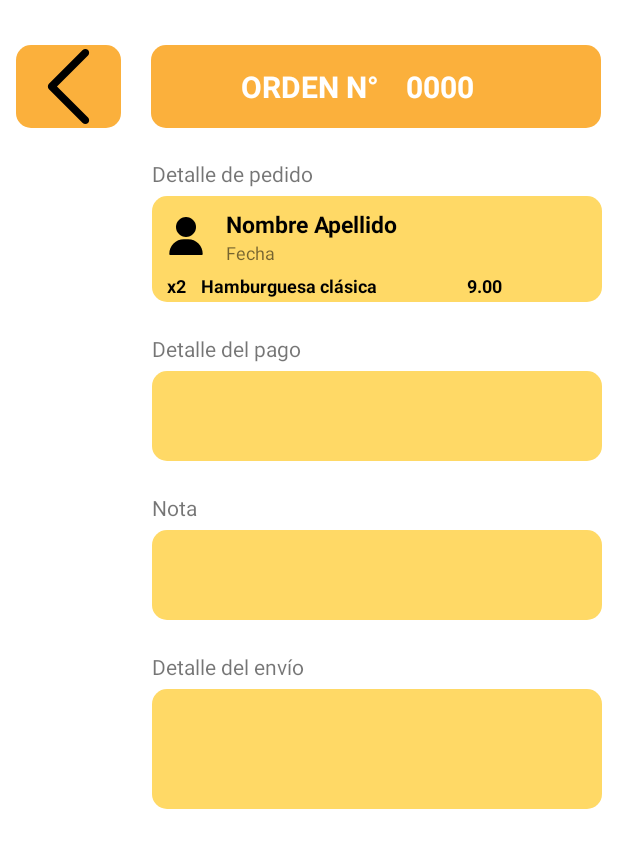
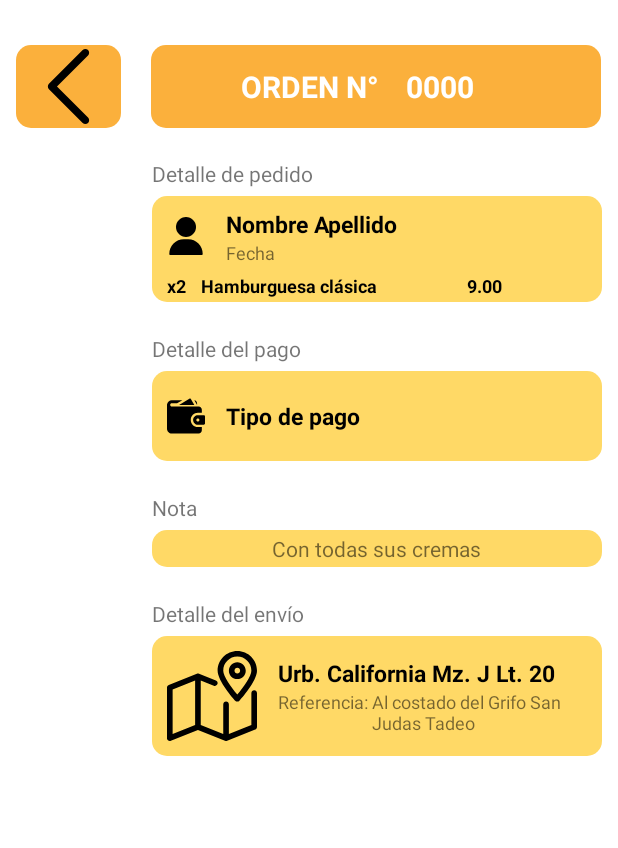
Before and after one commit to Longobardi-19/FastFood, an Android app: the OrderActivity screen opened directly, with no data from a screen before it, on a phone screen of 412 x 824 dp. Shown: the top 848 px of the screen. Run offline under Robolectric (Android 15) with nearby library versions, the phone set to English and light mode, and no system bars; our stand-ins replace Room's generated code; 12 statements that could not run were skipped.

Commit message:
avance 1.9.2

```diff
--- /dev/null
+++ b/app/src/main/res/drawable/ic_map.xml
@@ -0,0 +1,15 @@
+<vector xmlns:android="http://schemas.android.com/apk/res/android"
+    android:width="512.032dp"
+    android:height="512.032dp"
+    android:viewportWidth="512.032"
+    android:viewportHeight="512.032">
+  <path
+      android:fillColor="#FF000000"
+      android:pathData="M496.016,224c-8.832,0 -16,7.168 -16,16v181.184l-128,51.2V304c0,-8.832 -7.168,-16 -16,-16c-8.832,0 -16,7.168 -16,16v168.352l-128,-51.2V167.648l74.144,29.664c8.096,3.264 17.504,-0.704 20.8,-8.928c3.296,-8.192 -0.704,-17.504 -8.928,-20.8l-95.776,-38.336c0,0 0,0 -0.032,0l-0.256,-0.096c-3.808,-1.536 -8.064,-1.536 -11.872,0l-0.288,0.096c0,0 0,0 -0.032,0L10.064,193.152C4.016,195.584 0.016,201.44 0.016,208v288c0,5.312 2.656,10.272 7.04,13.248c2.688,1.824 5.792,2.752 8.96,2.752c2.016,0 4.032,-0.384 5.952,-1.152l154.048,-61.6l153.76,61.504c0,0 0,0 0.032,0l0.288,0.128c3.808,1.536 8.064,1.536 11.872,0l0.288,-0.128c0,0 0,0 0.032,0L502,446.88c6.016,-2.464 10.016,-8.32 10.016,-14.88V240C512.016,231.168 504.848,224 496.016,224zM160.016,421.152l-128,51.2V218.816l128,-51.2V421.152z"/>
+  <path
+      android:fillColor="#FF000000"
+      android:pathData="M400.016,64c-26.464,0 -48,21.536 -48,48s21.536,48 48,48s48,-21.536 48,-48S426.48,64 400.016,64zM400.016,128c-8.832,0 -16,-7.168 -16,-16c0,-8.832 7.168,-16 16,-16c8.832,0 16,7.168 16,16C416.016,120.832 408.848,128 400.016,128z"/>
+  <path
+      android:fillColor="#FF000000"
+      android:pathData="M400.016,0c-61.76,0 -112,50.24 -112,112c0,57.472 89.856,159.264 100.096,170.688c3.04,3.36 7.36,5.312 11.904,5.312s8.864,-1.952 11.904,-5.312C422.16,271.264 512.016,169.472 512.016,112C512.016,50.24 461.776,0 400.016,0zM400.016,247.584c-34.944,-41.44 -80,-105.056 -80,-135.584c0,-44.096 35.904,-80 80,-80s80,35.904 80,80C480.016,142.496 434.96,206.144 400.016,247.584z"/>
+</vector>
--- /dev/null
+++ b/app/src/main/res/drawable/ic_wallet.xml
@@ -0,0 +1,15 @@
+<vector xmlns:android="http://schemas.android.com/apk/res/android"
+    android:width="512dp"
+    android:height="512dp"
+    android:viewportWidth="24"
+    android:viewportHeight="24">
+  <path
+      android:fillColor="#FF000000"
+      android:pathData="m17.27,5.009 l-2.123,-3.637c-0.101,-0.173 -0.267,-0.299 -0.461,-0.349 -0.193,-0.048 -0.4,-0.02 -0.572,0.083l-6.49,3.894z"/>
+  <path
+      android:fillColor="#FF000000"
+      android:pathData="m3,6c-0.55,0 -1,-0.45 -1,-1s0.45,-1 1,-1h3.37l3.34,-2h-6.71c-1.48,0 -2.71,1.08 -2.95,2.5 -0.02,0.08 -0.05,0.16 -0.05,0.25v15.25c0,1.65 1.35,3 3,3h17c1.1,0 2,-0.9 2,-2v-2h-2.5c-2.48,0 -4.5,-2.02 -4.5,-4.5s2.02,-4.5 4.5,-4.5h2.5v-2c0,-1.1 -0.9,-2 -2,-2zM19,4c0,-1.01 -0.75,-1.85 -1.73,-1.98l1.73,2.98z"/>
+  <path
+      android:fillColor="#FF000000"
+      android:pathData="m23.25,11.5h-3.75c-1.654,0 -3,1.346 -3,3s1.346,3 3,3h3.75c0.414,0 0.75,-0.336 0.75,-0.75v-4.5c0,-0.414 -0.336,-0.75 -0.75,-0.75zM19.5,15.5c-0.552,0 -1,-0.448 -1,-1s0.448,-1 1,-1 1,0.448 1,1 -0.448,1 -1,1z"/>
+</vector>
--- a/app/src/main/res/layout/activity_order.xml
+++ b/app/src/main/res/layout/activity_order.xml
@@ -219,10 +219,44 @@
                 <RelativeLayout
                     android:layout_width="300dp"
                     android:layout_height="@dimen/alto_detail_order_tag"
+                    android:gravity="center"
                     android:ellipsize="end"
                     android:lines="1"
                     android:background="@drawable/shape_topico_pedido">
 
+                        <LinearLayout
+                            android:layout_width="match_parent"
+                            android:layout_height="wrap_content"
+                            android:orientation="horizontal"
+                            android:gravity="center">
+
+                            <ImageView
+                                android:layout_width="25dp"
+                                android:layout_height="25dp"
+                                android:src="@drawable/ic_wallet"/>
+
+                            <LinearLayout
+                                android:layout_width="match_parent"
+                                android:layout_height="wrap_content"
+                                android:orientation="vertical"
+                                android:layout_marginStart="4dp">
+                                <LinearLayout
+                                    android:layout_width="wrap_content"
+                                    android:layout_height="wrap_content"
+                                    android:layout_marginStart="10dp">
+                                    <TextView
+                                        android:layout_width="wrap_content"
+                                        android:layout_height="wrap_content"
+                                        android:id="@+id/tipoPago"
+                                        android:text="Tipo de pago"
+                                        android:textStyle="bold"
+                                        android:textSize="15dp"
+                                        android:textColor="@color/color_black"
+                                        />
+                                </LinearLayout>
+
+                            </LinearLayout>
+                        </LinearLayout>
                 </RelativeLayout>
             </LinearLayout>
 
@@ -244,10 +278,17 @@
 
                 <RelativeLayout
                     android:layout_width="300dp"
-                    android:layout_height="@dimen/alto_detail_order_tag"
+                    android:layout_height="wrap_content"
+                    android:gravity="center"
                     android:ellipsize="end"
                     android:lines="1"
                     android:background="@drawable/shape_topico_pedido">
+
+                    <TextView
+                        android:id="@+id/notaOrder"
+                        android:layout_width="wrap_content"
+                        android:layout_height="wrap_content"
+                        android:text="Con todas sus cremas" />
 
                 </RelativeLayout>
             </LinearLayout>
@@ -272,8 +313,64 @@
                     android:layout_width="300dp"
                     android:layout_height="80dp"
                     android:ellipsize="end"
+                    android:gravity="center"
                     android:lines="1"
                     android:background="@drawable/shape_topico_pedido">
+
+                    <LinearLayout
+                        android:layout_width="match_parent"
+                        android:layout_height="wrap_content"
+                        android:orientation="horizontal"
+                        android:gravity="center">
+
+                        <ImageView
+                            android:layout_width="60dp"
+                            android:layout_height="60dp"
+                            android:src="@drawable/ic_map"/>
+
+                        <LinearLayout
+                            android:layout_width="wrap_content"
+                            android:layout_height="wrap_content"
+                            android:orientation="vertical"
+                            android:gravity="center_vertical"
+                            android:layout_marginStart="4dp">
+                            <LinearLayout
+                                android:layout_width="wrap_content"
+                                android:layout_height="wrap_content"
+                                android:layout_marginStart="10dp">
+                                <TextView
+                                    android:layout_width="wrap_content"
+                                    android:layout_height="wrap_content"
+                                    android:id="@+id/direccion"
+                                    android:text="Urb. California Mz. J Lt. 20"
+                                    android:textStyle="bold"
+                                    android:textSize="15dp"
+                                    android:textColor="@color/color_black"
+                                    />
+                            </LinearLayout>
+
+                            <LinearLayout
+                                android:layout_width="wrap_content"
+                                android:layout_height="wrap_content"
+                                android:layout_marginStart="10dp"
+                                android:orientation="horizontal">
+                                <TextView
+                                    android:layout_width="wrap_content"
+                                    android:layout_height="wrap_content"
+                                    android:text="Referencia: "
+                                    android:textSize="12dp"
+                                    />
+                                <TextView
+                                    android:layout_width="wrap_content"
+                                    android:layout_height="wrap_content"
+                                    android:id="@+id/referencia"
+                                    android:text="Al costado del Grifo San Judas Tadeo"
+                                    android:textSize="12dp"
+                                    />
+                            </LinearLayout>
+
+                        </LinearLayout>
+                    </LinearLayout>
 
                 </RelativeLayout>
             </LinearLayout>
```
